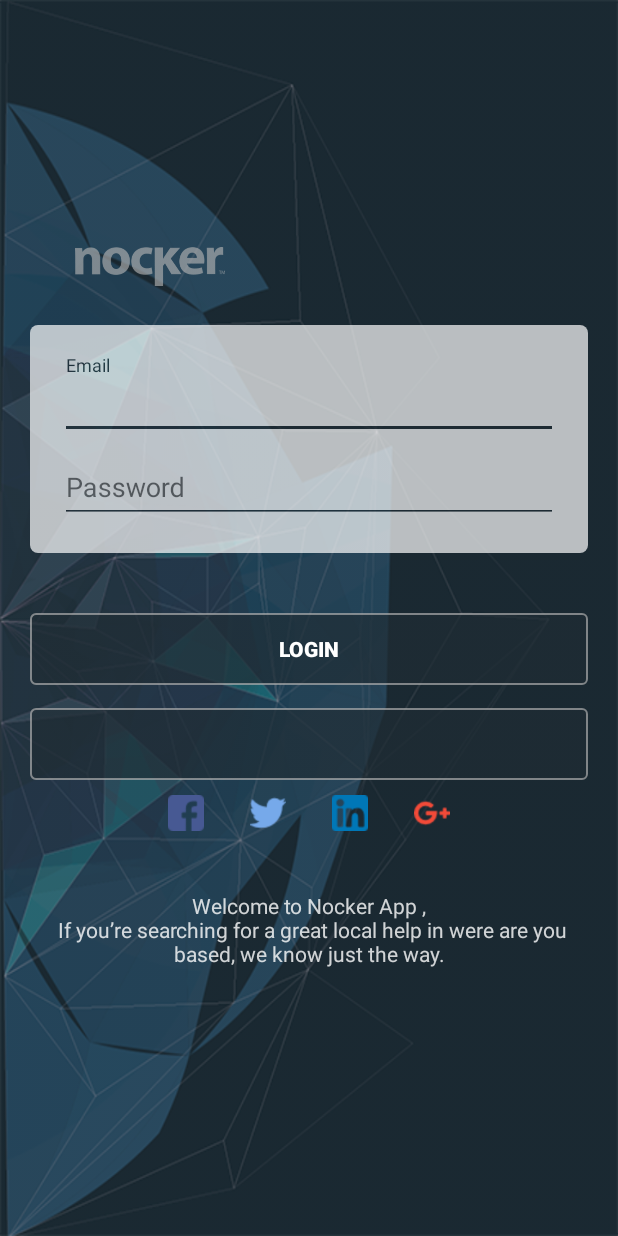
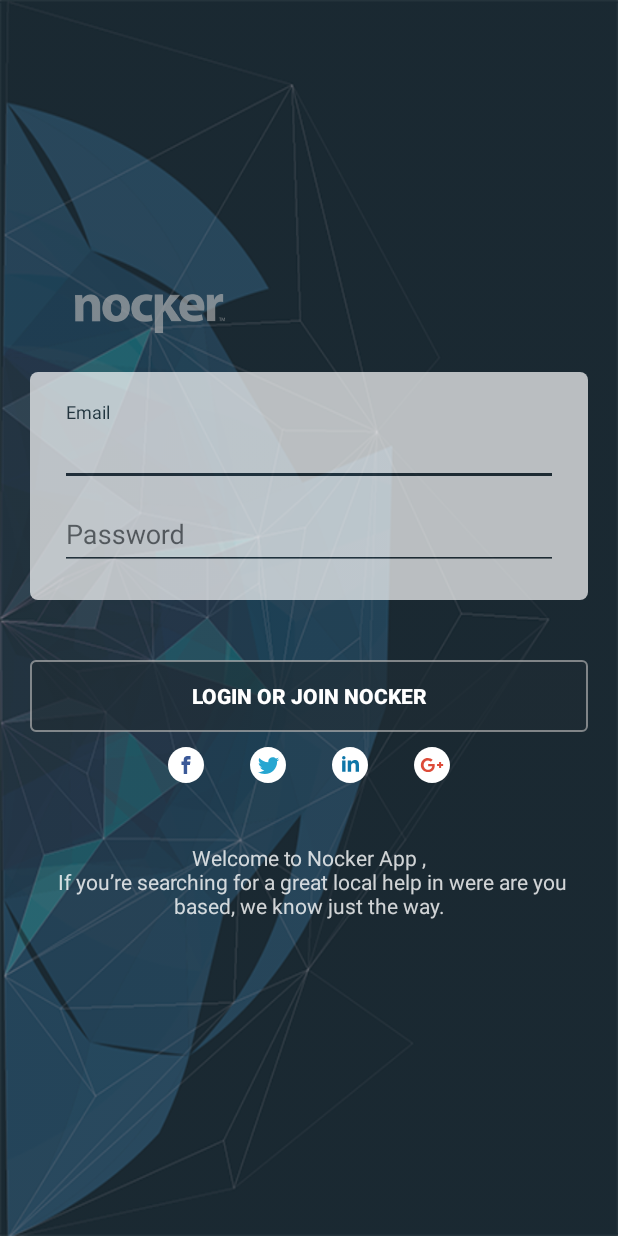
Before and after one commit to alammar-alsabbagh/alpha_du, an Android app: the layout activity_login.xml on its own in the app's theme, with its tools: preview values and no code run, on a phone screen of 412 x 824 dp. Run offline under Robolectric (Android 15) with nearby library versions, the phone set to English and light mode, and no system bars.

Commit message:
nocker and user

```diff
--- a/app/src/main/AndroidManifest.xml
+++ b/app/src/main/AndroidManifest.xml
@@ -32,7 +32,10 @@
         <activity
             android:name=".LoginActivity"
             android:theme="@style/AppTheme2">
-
+            <intent-filter>
+                <action android:name="android.intent.action.MAIN" />
+                <category android:name="android.intent.category.LAUNCHER" />
+            </intent-filter>
         </activity>
         <activity android:name=".Activity.SignUpActivities.MainInfoSignUp" />
         <activity android:name=".Activity.SignUpActivities.LocationInfoSignUp" />
@@ -44,10 +47,6 @@
             android:windowSoftInputMode="stateVisible|adjustNothing">
         </activity>
         <activity android:name=".Activity.Nocker.MyProfileActivity">
-            <intent-filter>
-                <action android:name="android.intent.action.MAIN" />
-                <category android:name="android.intent.category.LAUNCHER" />
-            </intent-filter>
 
         </activity>
 
--- a/app/src/main/java/com/procasy/dubarah_nocker/Activity/SignUpActivities/MainInfoSignUp.java
+++ b/app/src/main/java/com/procasy/dubarah_nocker/Activity/SignUpActivities/MainInfoSignUp.java
@@ -75,10 +75,6 @@
         };
 
         ((RadioGroup) findViewById(R.id.toggleGroup)).setOnCheckedChangeListener(ToggleListener);
-
-
-
-
 
 
         birthdate.setOnClickListener(new View.OnClickListener() {
--- a/app/src/main/java/com/procasy/dubarah_nocker/LoginActivity.java
+++ b/app/src/main/java/com/procasy/dubarah_nocker/LoginActivity.java
@@ -13,9 +13,6 @@
 import android.support.v7.app.AlertDialog;
 import android.support.v7.app.AppCompatActivity;
 import android.telephony.TelephonyManager;
-import android.text.SpannableString;
-import android.text.SpannableStringBuilder;
-import android.text.style.ForegroundColorSpan;
 import android.transition.Fade;
 import android.util.Base64;
 import android.util.Log;
@@ -24,7 +21,6 @@
 import android.widget.EditText;
 import android.widget.ImageView;
 import android.widget.LinearLayout;
-import android.widget.TextView;
 import android.widget.Toast;
 
 import com.linkedin.platform.APIHelper;
@@ -62,7 +58,7 @@
 
 public class LoginActivity extends AppCompatActivity implements Validator.ValidationListener, View.OnClickListener {
 
-    Button create_nocker, login;
+    Button  login;
 
     @NotEmpty
     @Email
@@ -99,30 +95,9 @@
                 validator.validate();
             }
         });
-        create_nocker.setOnClickListener(new View.OnClickListener() {
-            @Override
-            public void onClick(View v) {
-                startActivity(new Intent(getApplicationContext(), MainInfoSignUp.class));
-            }
-        });
+
         setupWindowAnimations();
-        SpannableStringBuilder builder = new SpannableStringBuilder();
-
-        String text = "Create New ";
-        SpannableString white = new SpannableString(text);
-        white.setSpan(new ForegroundColorSpan(getResources().getColor(R.color.white)), 0, text.length(), 0);
-        builder.append(white);
-        String text2 = "nocker";
-        SpannableString yellow = new SpannableString(text2);
-        yellow.setSpan(new ForegroundColorSpan(getResources().getColor(R.color.colorAccent)), 0, text2.length(), 0);
-        builder.append(yellow);
-        String text3 = " Account";
-        SpannableString white2 = new SpannableString(text3);
-        white2.setSpan(new ForegroundColorSpan(getResources().getColor(R.color.white)), 0, text3.length(), 0);
-        builder.append(white2);
-
         printKeyHash(LoginActivity.this);
-        create_nocker.setText(builder, TextView.BufferType.SPANNABLE);
         linkedIn.setOnClickListener(this);
         marshmallowPhoneStatePremissionCheck();
 
@@ -137,7 +112,6 @@
     private void LinkIDwithViews() {
         Email = (EditText) findViewById(R.id.email);
         Password = (EditText) findViewById(R.id.password);
-        create_nocker = (Button) findViewById(R.id.create_nocker);
         login = (Button) findViewById(R.id.login);
         linearLayout = (LinearLayout) findViewById(R.id.linear);
         linkedIn = (ImageView) findViewById(R.id.linkedin);
--- /dev/null
+++ b/app/src/main/res/drawable/facebook.xml
@@ -0,0 +1,17 @@
+<?xml version="1.0" encoding="utf-8"?>
+<vector xmlns:android="http://schemas.android.com/apk/res/android"
+    android:width="291.319dp"
+    android:height="291.319dp"
+    android:viewportWidth="291.319"
+    android:viewportHeight="291.319">
+
+    <path
+        android:fillColor="#FFFFFF"
+        android:pathData="M145.659,0c80.45,0,145.66,65.219,145.66,145.66c0,80.45-65.21,145.659-145.66,145.659
+S0,226.109,0,145.66C0,65.219,65.21,0,145.659,0z" />
+    <path
+        android:fillColor="#3B5998"
+        android:pathData="M163.394,100.277h18.772v-27.73h-22.067v0.1c-26.738,0.947-32.218,15.977-32.701,31.763h-0.055
+v13.847h-18.207v27.156h18.207v72.793h27.439v-72.793h22.477l4.342-27.156h-26.81v-8.366
+C154.791,104.556,158.341,100.277,163.394,100.277z" />
+</vector>
--- /dev/null
+++ b/app/src/main/res/drawable/google_plus.xml
@@ -0,0 +1,22 @@
+<?xml version="1.0" encoding="utf-8"?>
+<vector xmlns:android="http://schemas.android.com/apk/res/android"
+    android:width="291.32dp"
+    android:height="291.32dp"
+    android:viewportWidth="291.32"
+    android:viewportHeight="291.32">
+
+    <path
+        android:fillColor="#FFFFFF"
+        android:pathData="M145.66,0c80.113,0,145.66,65.547,145.66,145.66s-65.547,145.66-145.66,145.66S0,225.772,0,145.66
+S65.547,0,145.66,0z" />
+    <path
+        android:fillColor="#DD4B39"
+        android:pathData="M 219.4 121.079 L 219.4 137.466 L 235.786 137.466 L 235.786 153.853 L 219.4 153.853 L 219.4 170.24 L 203.013 170.24 L 203.013 153.853 L 186.626 153.853 L 186.626 137.466 L 203.013 137.466 L 203.013 121.079 Z" />
+    <path
+        android:fillColor="#DD4B39"
+        android:pathData="M71.919,186.626c-21.849-21.849-21.849-60.085,0.91-81.933
+c16.387-16.387,40.056-20.028,60.995-11.835l8.193,4.552l9.104,6.373l-14.566,14.566l-5.462-3.641
+c-12.745-8.193-30.953-6.373-42.787,5.462c-13.656,13.656-14.566,38.236,0,52.802c13.656,14.566,38.236,14.566,50.981,0
+c3.641-3.641,7.283-9.104,8.193-14.566v-1.821h-32.773v-18.207h51.891l0.91,4.552v12.745c-0.91,11.835-5.462,23.67-13.656,31.863
+C132.004,208.475,93.768,208.475,71.919,186.626z" />
+</vector>
--- /dev/null
+++ b/app/src/main/res/drawable/linkedin.xml
@@ -0,0 +1,19 @@
+<?xml version="1.0" encoding="utf-8"?>
+<vector xmlns:android="http://schemas.android.com/apk/res/android"
+    android:width="291.319dp"
+    android:height="291.319dp"
+    android:viewportWidth="291.319"
+    android:viewportHeight="291.319">
+
+    <path
+        android:fillColor="#FFFFFF"
+        android:pathData="M145.659,0c80.45,0,145.66,65.219,145.66,145.66s-65.21,145.659-145.66,145.659S0,226.1,0,145.66
+S65.21,0,145.659,0z" />
+    <path
+        android:fillColor="#0E76A8"
+        android:pathData="M82.079,200.136h27.275v-90.91H82.079V200.136z M188.338,106.077
+c-13.237,0-25.081,4.834-33.483,15.504v-12.654H127.48v91.21h27.375v-49.324c0-10.424,9.55-20.593,21.512-20.593
+s14.912,10.169,14.912,20.338v49.57h27.275v-51.6C218.553,112.686,201.584,106.077,188.338,106.077z
+M95.589,100.141
+c7.538,0,13.656-6.118,13.656-13.656S103.127,72.83,95.589,72.83s-13.656,6.118-13.656,13.656S88.051,100.141,95.589,100.141z" />
+</vector>
--- /dev/null
+++ b/app/src/main/res/drawable/twitter.xml
@@ -0,0 +1,21 @@
+<?xml version="1.0" encoding="utf-8"?>
+<vector xmlns:android="http://schemas.android.com/apk/res/android"
+    android:width="291.319dp"
+    android:height="291.319dp"
+    android:viewportWidth="291.319"
+    android:viewportHeight="291.319">
+
+    <path
+        android:fillColor="#FFFFFF"
+        android:pathData="M145.659,0c80.45,0,145.66,65.219,145.66,145.66c0,80.45-65.21,145.659-145.66,145.659
+S0,226.109,0,145.66C0,65.219,65.21,0,145.659,0z" />
+    <path
+        android:fillColor="#26A6D1"
+        android:pathData="M236.724,98.129c-6.363,2.749-13.21,4.597-20.392,5.435c7.338-4.27,12.964-11.016,15.613-19.072
+c-6.864,3.96-14.457,6.828-22.55,8.366c-6.473-6.691-15.695-10.87-25.909-10.87c-19.591,0-35.486,15.413-35.486,34.439
+c0,2.704,0.31,5.335,0.919,7.857c-29.496-1.438-55.66-15.158-73.157-35.996c-3.059,5.089-4.807,10.997-4.807,17.315
+c0,11.944,6.263,22.504,15.786,28.668c-5.826-0.182-11.289-1.721-16.086-4.315v0.437c0,16.696,12.235,30.616,28.476,33.784
+c-2.977,0.783-6.109,1.211-9.35,1.211c-2.285,0-4.506-0.209-6.673-0.619c4.515,13.692,17.625,23.651,33.165,23.925
+c-12.153,9.249-27.457,14.748-44.089,14.748c-2.868,0-5.69-0.164-8.476-0.482c15.722,9.777,34.367,15.485,54.422,15.485
+c65.292,0,100.997-52.51,100.997-98.029l-0.1-4.461C225.945,111.111,231.963,105.048,236.724,98.129z" />
+</vector>
--- a/app/src/main/res/layout/activity_login.xml
+++ b/app/src/main/res/layout/activity_login.xml
@@ -74,18 +74,7 @@
             android:layout_marginRight="20dp"
             android:layout_marginTop="40dp"
             android:background="@drawable/selector"
-            android:text="Login"
-            android:textColor="@color/white"
-            android:textStyle="bold" />
-
-        <Button
-            android:id="@+id/create_nocker"
-            android:layout_width="match_parent"
-            android:layout_height="wrap_content"
-            android:layout_marginLeft="20dp"
-            android:layout_marginRight="20dp"
-            android:layout_marginTop="15dp"
-            android:background="@drawable/selector"
+            android:text="Login Or Join Nocker"
             android:textColor="@color/white"
             android:textStyle="bold" />
 
```
Also changed, not shown: app/src/main/res/drawable/facebook.png (deleted), app/src/main/res/drawable/google_plus.png (deleted), app/src/main/res/drawable/linkedin.png (deleted), app/src/main/res/drawable/twitter.png (deleted), 86 other files.
